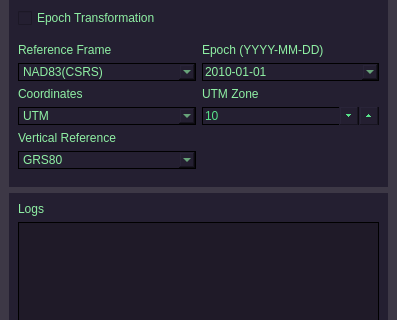
The window that src/las_trx/resources/mainwindow.ui (HakaiInstitute/LAS-TRX) describes before a commit, drawn with Qt 5; both pictures show x 0 to 397 and y 365 to 685 of the 397 by 867 pixel window.
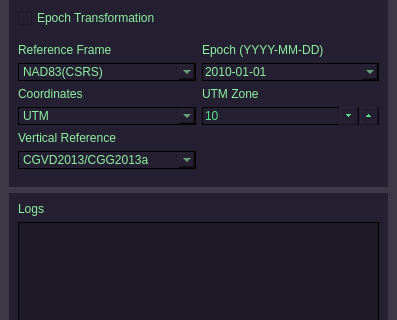
The same window after the commit.

Commit message: Make default output VR CGG2013a

```diff
--- a/src/las_trx/resources/mainwindow.ui
+++ b/src/las_trx/resources/mainwindow.ui
@@ -790,6 +790,9 @@
                                             <property name="frame">
                                                 <bool>true</bool>
                                             </property>
+                                            <property name="currentIndex">
+                                                <number>1</number>
+                                            </property>
                                             <item>
                                                 <property name="text">
                                                     <string>GRS80</string>
```
